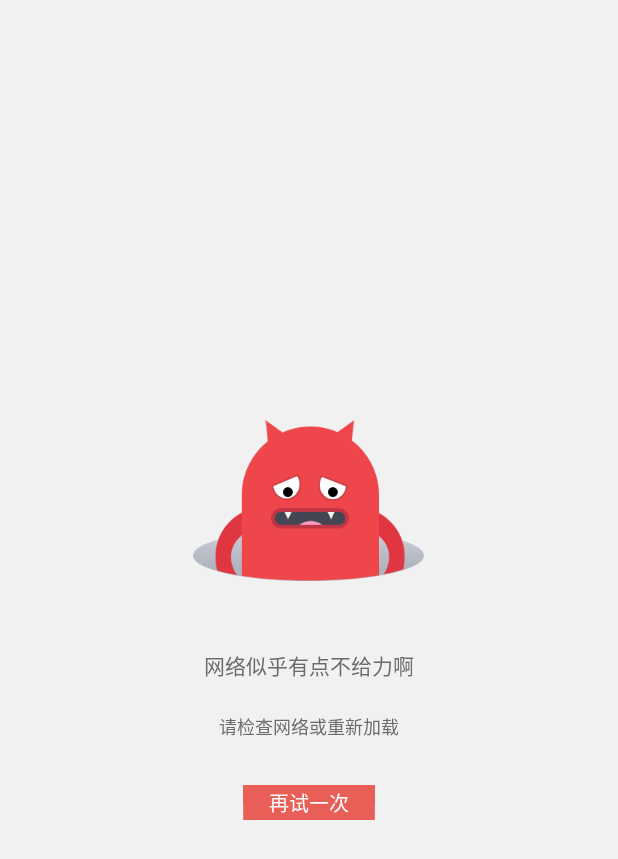
After one commit to LaoJiZhang/CMCJ, an Android app: the layout activity_layout_err_network.xml on its own in the app's theme, with its tools: preview values and no code run, on a phone screen of 412 x 824 dp. The commit adds this screen. Shown: the top 859 px of the screen. Run offline under Robolectric (Android 15) with nearby library versions, the phone set to English and light mode, and no system bars.

Commit message:
【技术需求】增加全局无网、错误页、空白页。无网络页处理

```diff
--- a/app/src/main/java/com/cmcj/gmj/localapp/main/MainActivity.java
+++ b/app/src/main/java/com/cmcj/gmj/localapp/main/MainActivity.java
@@ -30,6 +30,7 @@ public class MainActivity extends BaseDataBindingActivity<MainPresenter> impleme
             public void finishCreateDataBinding(ViewDataBinding viewDataBinding) {
                 mBinding = (ActivityMainBinding) viewDataBinding;
                 getPresenter().getStr();
+                setActivityFlag(new ActivityFlag(ActivityFlag.STATE_NORMAL));
             }
         };
     }
--- /dev/null
+++ b/app/src/main/res/layout/activity_layout_err_network.xml
@@ -0,0 +1,58 @@
+<?xml version="1.0" encoding="utf-8"?>
+<layout xmlns:android="http://schemas.android.com/apk/res/android">
+
+    <data>
+
+        <import type="android.view.View"/>
+
+        <variable
+            name="flag"
+            type="com.cmcj.gmj.localapp.base.BaseDataBindingActivity.ActivityFlag"/>
+    </data>
+
+    <LinearLayout
+        android:layout_width="match_parent"
+        android:layout_height="match_parent"
+        android:background="@color/white2"
+        android:gravity="center"
+        android:orientation="vertical"
+        android:visibility="@{flag.flag == flag.STATE_ERR_NETWORK ? View.VISIBLE : View.GONE , default = gone}">
+
+        <ImageView
+            android:layout_width="wrap_content"
+            android:layout_height="wrap_content"
+            android:src="@drawable/ic_layout_no_network"/>
+
+        <TextView
+            android:layout_width="wrap_content"
+            android:layout_height="wrap_content"
+            android:layout_marginTop="43dp"
+            android:paddingLeft="5dp"
+            android:paddingRight="5dp"
+            android:text="@string/network_error_tip1"
+            android:textColor="@color/gray2"
+            android:textSize="14sp"/>
+
+        <TextView
+            android:layout_width="wrap_content"
+            android:layout_height="wrap_content"
+            android:layout_marginTop="21dp"
+            android:paddingLeft="5dp"
+            android:paddingRight="5dp"
+            android:text="@string/network_error_tip2"
+            android:textColor="@color/gray2"
+            android:textSize="12sp"/>
+
+        <TextView
+            android:id="@+id/refresh_retry_btn"
+            android:layout_width="88dp"
+            android:layout_height="23dp"
+            android:layout_centerHorizontal="true"
+            android:layout_marginTop="30dp"
+            android:background="@drawable/ic_red"
+            android:gravity="center"
+            android:text="@string/refresh_retry"
+            android:textColor="@color/white1"
+            android:textSize="13sp"/>
+    </LinearLayout>
+</layout>
--- a/app/src/main/res/values/colors.xml
+++ b/app/src/main/res/values/colors.xml
@@ -14,6 +14,7 @@
 
 
     <color name="gray1">#838383</color>
+    <color name="gray2">#6b6b6b</color>
 
 
     <color name="yellow">#FFF5D220</color>
--- a/app/src/main/res/values/strings.xml
+++ b/app/src/main/res/values/strings.xml
@@ -4,4 +4,8 @@
     <string name="tab2">网络请求</string>
     <string name="tab3">数据库</string>
     <string name="tab4">新内容</string>
+
+    <string name="network_error_tip1">网络似乎有点不给力啊</string>
+    <string name="network_error_tip2">请检查网络或重新加载</string>
+    <string name="refresh_retry">再试一次</string>
 </resources>
```
Also changed, not shown: app/src/main/java/com/cmcj/gmj/localapp/base/BaseDataBindingActivity.java (+25 -0 lines), app/src/main/java/com/cmcj/gmj/localapp/base/IAndroidAssist.java (deleted, +0 -10 lines), app/src/main/res/anim/rotating_view.xml (added, +7 -0 lines), app/src/main/res/layout/activity_layout.xml (+31 -1 lines), app/src/main/res/layout/activity_layout_empty.xml (added, +19 -0 lines), app/src/main/res/layout/activity_layout_error.xml (added, +19 -0 lines), app/src/main/res/layout/activity_layout_loading.xml (added, +26 -0 lines), app/src/main/res/drawable-xhdpi/ic_layout_loading.png (added), app/src/main/res/drawable-xhdpi/ic_layout_no_network.png (added), app/src/main/res/drawable-xhdpi/ic_red.9.png (added).
